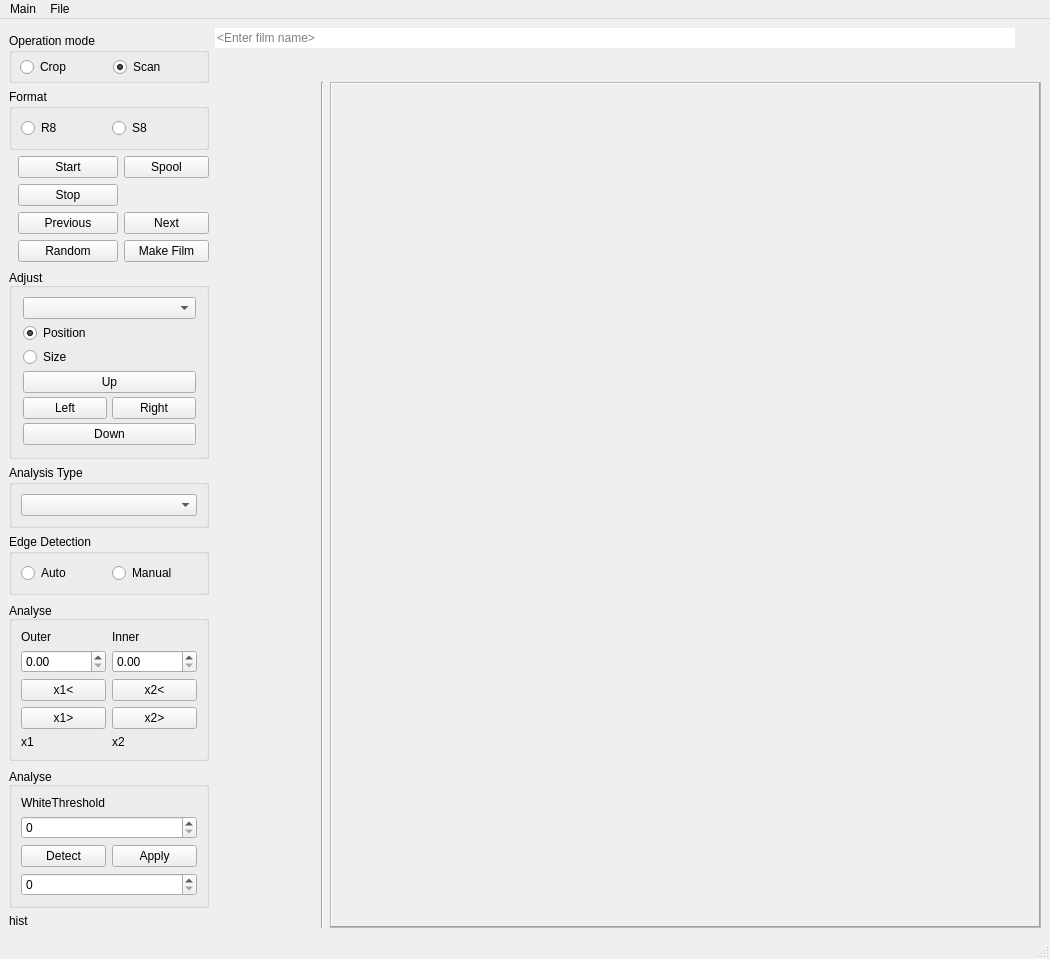
First picture: the form in ui/Scan8mmFilm_ui.ui, repository warwickh/scan8mmfilm-app, before the edit.
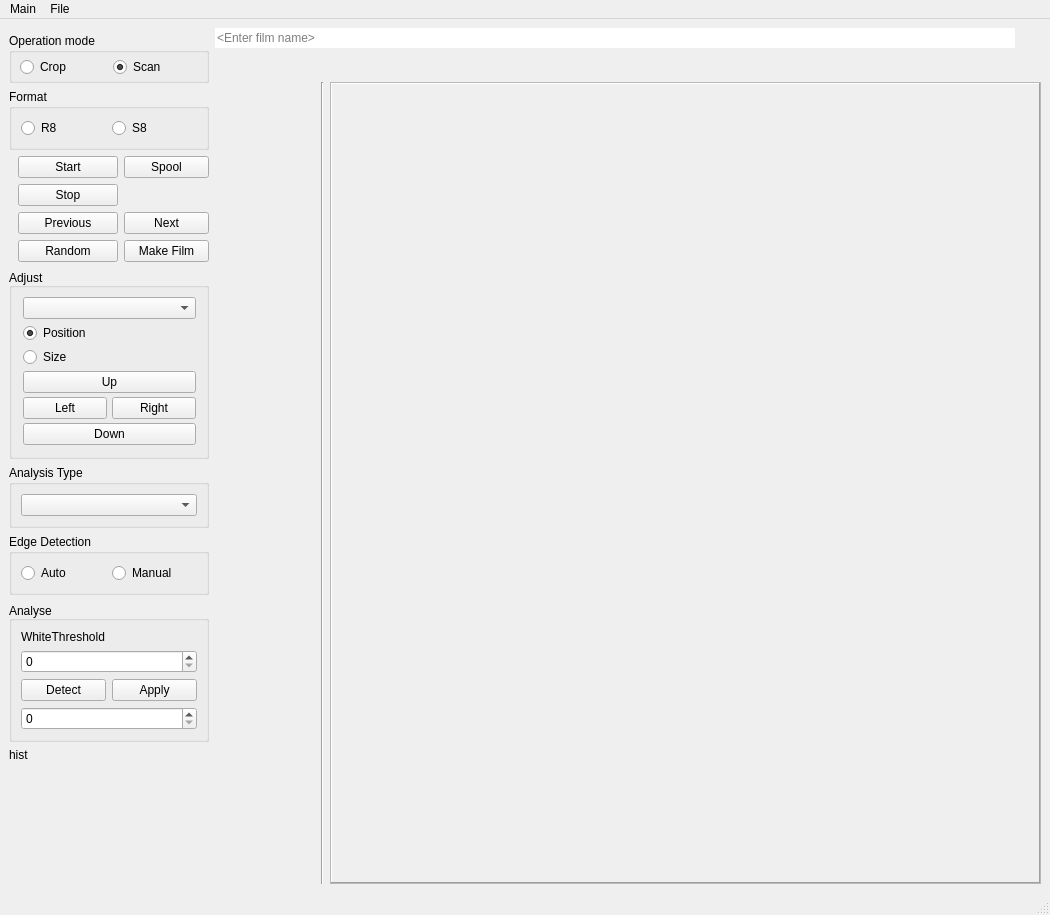
Second picture: the form after the edit.

```diff
--- a/ui/Scan8mmFilm_ui.ui
+++ b/ui/Scan8mmFilm_ui.ui
@@ -517,136 +517,6 @@
         </layout>
        </widget>
       </item>
-      <item>
-       <widget class="QGroupBox" name="gboxAnalyse">
-        <property name="sizePolicy">
-         <sizepolicy hsizetype="Preferred" vsizetype="Minimum">
-          <horstretch>0</horstretch>
-          <verstretch>0</verstretch>
-         </sizepolicy>
-        </property>
-        <property name="minimumSize">
-         <size>
-          <width>140</width>
-          <height>0</height>
-         </size>
-        </property>
-        <property name="maximumSize">
-         <size>
-          <width>16777215</width>
-          <height>16777215</height>
-         </size>
-        </property>
-        <property name="title">
-         <string>Analyse</string>
-        </property>
-        <property name="alignment">
-         <set>Qt::AlignBottom|Qt::AlignLeading|Qt::AlignLeft</set>
-        </property>
-        <layout class="QHBoxLayout" name="horizontalLayout_6">
-         <item>
-          <layout class="QVBoxLayout" name="verticalLayoutAnalyse">
-           <item>
-            <layout class="QHBoxLayout" name="horizontalLayout_9">
-             <item>
-              <widget class="QLabel" name="lblOuterThresh">
-               <property name="text">
-                <string>Outer</string>
-               </property>
-              </widget>
-             </item>
-             <item>
-              <widget class="QLabel" name="lblInnerThresh">
-               <property name="text">
-                <string>Inner</string>
-               </property>
-              </widget>
-             </item>
-            </layout>
-           </item>
-           <item>
-            <layout class="QHBoxLayout" name="horizontalLayout_8">
-             <item>
-              <widget class="QDoubleSpinBox" name="dsbOuter">
-               <property name="maximum">
-                <double>1.000000000000000</double>
-               </property>
-               <property name="singleStep">
-                <double>0.010000000000000</double>
-               </property>
-              </widget>
-             </item>
-             <item>
-              <widget class="QDoubleSpinBox" name="dsbInner">
-               <property name="maximum">
-                <double>1.000000000000000</double>
-               </property>
-               <property name="singleStep">
-                <double>0.010000000000000</double>
-               </property>
-              </widget>
-             </item>
-            </layout>
-           </item>
-           <item>
-            <layout class="QHBoxLayout" name="horizontalLayout_xstart">
-             <item>
-              <widget class="QPushButton" name="pbtnX1Minus">
-               <property name="text">
-                <string>x1&lt;</string>
-               </property>
-              </widget>
-             </item>
-             <item>
-              <widget class="QPushButton" name="pbtnX2Minus">
-               <property name="text">
-                <string>x2&lt;</string>
-               </property>
-              </widget>
-             </item>
-            </layout>
-           </item>
-           <item>
-            <layout class="QHBoxLayout" name="horizontalLayout_7">
-             <item>
-              <widget class="QPushButton" name="pbtnX1Plus">
-               <property name="text">
-                <string>x1&gt;</string>
-               </property>
-              </widget>
-             </item>
-             <item>
-              <widget class="QPushButton" name="pbtnX2Plus">
-               <property name="text">
-                <string>x2&gt;</string>
-               </property>
-              </widget>
-             </item>
-            </layout>
-           </item>
-           <item>
-            <layout class="QHBoxLayout" name="horizontalLayout_10">
-             <item>
-              <widget class="QLabel" name="lblX1">
-               <property name="text">
-                <string>x1</string>
-               </property>
-              </widget>
-             </item>
-             <item>
-              <widget class="QLabel" name="lblX2">
-               <property name="text">
-                <string>x2</string>
-               </property>
-              </widget>
-             </item>
-            </layout>
-           </item>
-          </layout>
-         </item>
-        </layout>
-       </widget>
-      </item>
       <item>
        <widget class="QGroupBox" name="gboxAnalyseThresh">
         <property name="sizePolicy">
```
